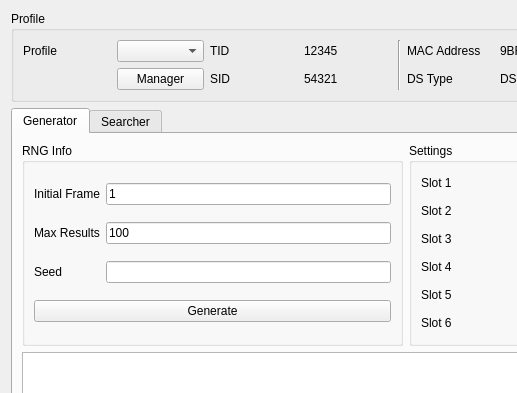
The window that Forms/Gen5/DreamRadar.ui (Admiral-Fish/PokeFinder) describes before a commit, drawn with Qt 5; both pictures show x 0 to 517 and y 0 to 393 of the 1200 by 700 pixel window.
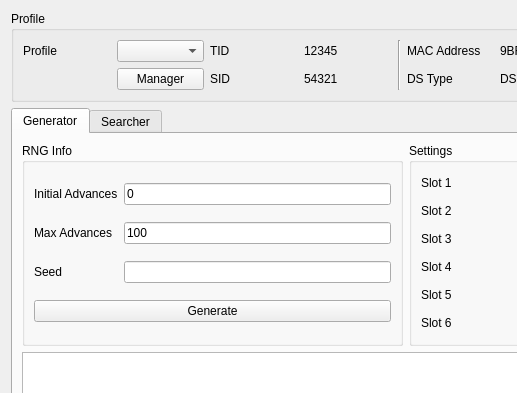
The same window after the commit. Custom widgets are drawn as their Qt base class.

Commit message: Rename frame to advance, and start from advance 0 (closes #108) (#113)

Diff of the .ui file:
```diff
--- a/Forms/Gen5/DreamRadar.ui
+++ b/Forms/Gen5/DreamRadar.ui
@@ -230,7 +230,7 @@
           <item row="0" column="0">
            <widget class="QLabel" name="labelGeneratorInitialFrame">
             <property name="text">
-             <string>Initial Frame</string>
+             <string>Initial Advances</string>
             </property>
            </widget>
           </item>
@@ -240,14 +240,14 @@
              <string/>
             </property>
             <property name="text">
-             <string notr="true">1</string>
+             <string notr="true">0</string>
             </property>
            </widget>
           </item>
           <item row="1" column="0">
            <widget class="QLabel" name="labelGeneratorMaxResults">
             <property name="text">
-             <string>Max Results</string>
+             <string>Max Advances</string>
             </property>
            </widget>
           </item>
```
Left out of the diff: 20 changed lines with no effect on the pictures. The commit also changes 271 other files.
